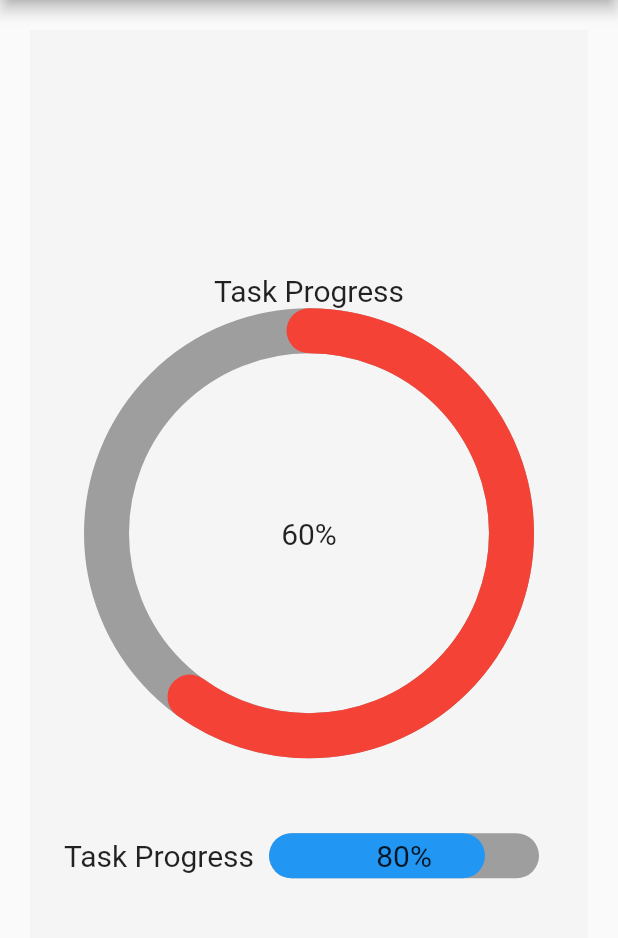
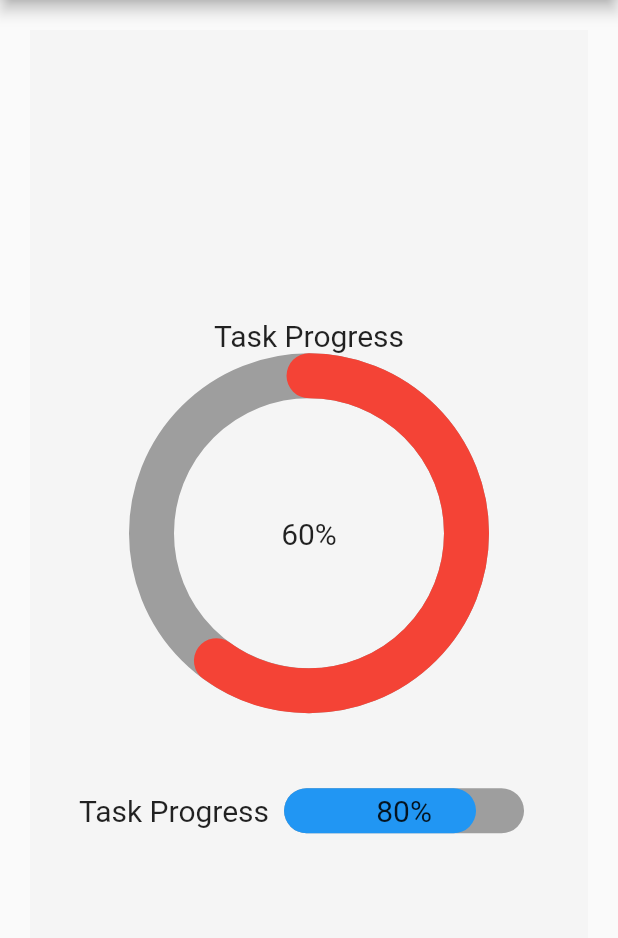
Before and after one commit to ritsat/percent_indicator_example, a Flutter app: the screen it shows after launch, on a phone screen of 412 x 824 dp, the part 84-1022 px from its top. Run offline on Flutter 3.47's test engine with Material 2 defaults, Android fonts, the phone set to English and light mode, and no system bars; drawn by our look-alikes of percent_indicator.

Commit message:
Update main.dart

```diff
--- a/lib/main.dart
+++ b/lib/main.dart
@@ -46,7 +46,7 @@ class _MyHomePageState extends State<MyHomePage> {
               crossAxisAlignment: CrossAxisAlignment.center,
               children: [
                 CircularPercentIndicator(
-                  radius: 150,
+                  radius: 120,
                   lineWidth: 30,
                   backgroundColor: Colors.grey,
                   progressColor: Colors.red,
@@ -70,7 +70,7 @@ class _MyHomePageState extends State<MyHomePage> {
                   height: 50,
                 ),
                 LinearPercentIndicator(
-                  width: 200,
+                  width: 180,
                   lineHeight: 30,
                   backgroundColor: Colors.grey,
                   progressColor: Colors.blue,
```
